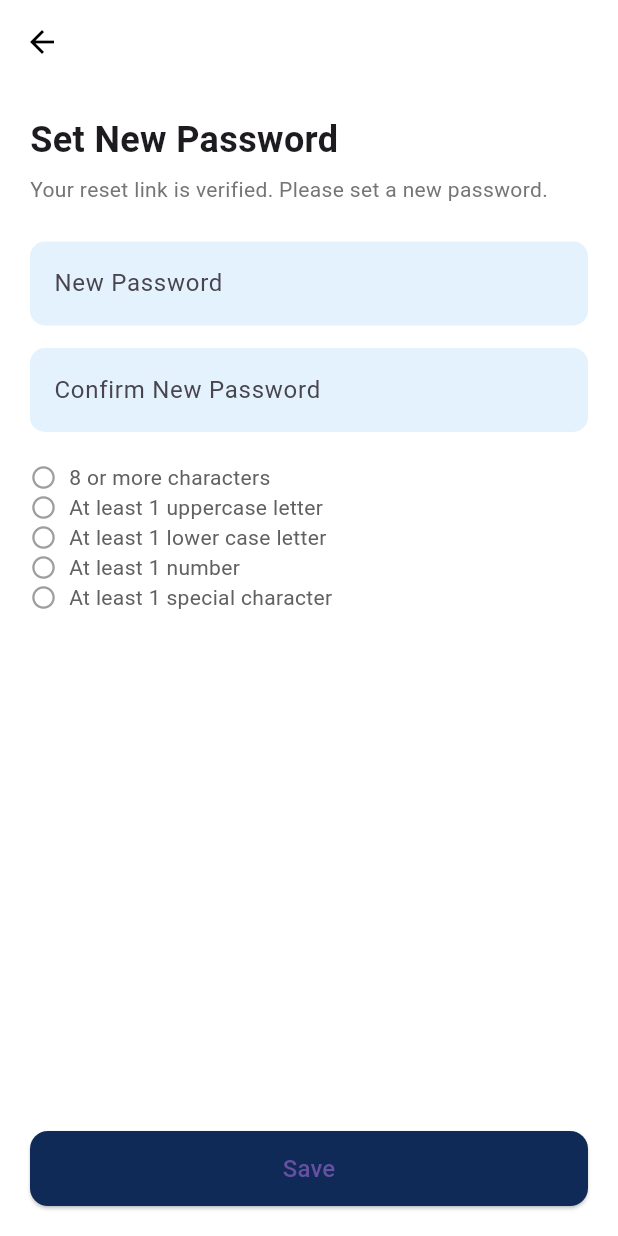
After one commit to FAR-SANA/budget-tracker, a Flutter app: the SetNewPasswordScreen screen opened directly, on a phone screen of 412 x 824 dp. The commit adds this screen. Run offline on Flutter 3.47's test engine with Material 3 defaults, Android fonts, the phone set to English and light mode, and no system bars.

Commit message:
forgot password

```diff
--- /dev/null
+++ b/lib/screens/setnewpass.dart
@@ -0,0 +1,129 @@
+import 'package:flutter/material.dart';
+
+class SetNewPasswordScreen extends StatefulWidget {
+  const SetNewPasswordScreen({super.key});
+
+  @override
+  State<SetNewPasswordScreen> createState() =>
+      _SetNewPasswordScreenState();
+}
+
+class _SetNewPasswordScreenState extends State<SetNewPasswordScreen> {
+  final TextEditingController passwordController = TextEditingController();
+  final TextEditingController confirmPasswordController =
+      TextEditingController();
+
+  bool hasMinLength = false;
+  bool hasUppercase = false;
+  bool hasLowercase = false;
+  bool hasNumber = false;
+  bool hasSpecialChar = false;
+
+  void validatePassword(String value) {
+    setState(() {
+      hasMinLength = value.length >= 8;
+      hasUppercase = value.contains(RegExp(r'[A-Z]'));
+      hasLowercase = value.contains(RegExp(r'[a-z]'));
+      hasNumber = value.contains(RegExp(r'[0-9]'));
+      hasSpecialChar = value.contains(RegExp(r'[!@#\$&*~]'));
+    });
+  }
+
+  Widget buildRule(bool isValid, String text) {
+    return Row(
+      children: [
+        Icon(
+          isValid ? Icons.check_circle : Icons.radio_button_unchecked,
+          color: isValid ? Colors.green : Colors.grey,
+          size: 18,
+        ),
+        const SizedBox(width: 8),
+        Text(text, style: TextStyle(color: Colors.grey[700])),
+      ],
+    );
+  }
+
+  @override
+  Widget build(BuildContext context) {
+    return Scaffold(
+      backgroundColor: Colors.white,
+      appBar: AppBar(
+        elevation: 0,
+        backgroundColor: Colors.white,
+        leading: const Icon(Icons.arrow_back, color: Colors.black),
+      ),
+      body: Padding(
+        padding: const EdgeInsets.all(20),
+        child: Column(
+          crossAxisAlignment: CrossAxisAlignment.start,
+          children: [
+            const Text(
+              "Set New Password",
+              style: TextStyle(fontSize: 24, fontWeight: FontWeight.bold),
+            ),
+            const SizedBox(height: 6),
+            Text(
+              "Your reset link is verified. Please set a new password.",
+              style: TextStyle(color: Colors.grey[600]),
+            ),
+            const SizedBox(height: 25),
+
+            TextField(
+              controller: passwordController,
+              obscureText: true,
+              onChanged: validatePassword,
+              decoration: InputDecoration(
+                hintText: "New Password",
+                filled: true,
+                fillColor: Colors.blue[50],
+                border: OutlineInputBorder(
+                  borderRadius: BorderRadius.circular(10),
+                  borderSide: BorderSide.none,
+                ),
+              ),
+            ),
+            const SizedBox(height: 15),
+
+            TextField(
+              controller: confirmPasswordController,
+              obscureText: true,
+              decoration: InputDecoration(
+                hintText: "Confirm New Password",
+                filled: true,
+                fillColor: Colors.blue[50],
+                border: OutlineInputBorder(
+                  borderRadius: BorderRadius.circular(10),
+                  borderSide: BorderSide.none,
+                ),
+              ),
+            ),
+            const SizedBox(height: 20),
+
+            buildRule(hasMinLength, "8 or more characters"),
+            buildRule(hasUppercase, "At least 1 uppercase letter"),
+            buildRule(hasLowercase, "At least 1 lower case letter"),
+            buildRule(hasNumber, "At least 1 number"),
+            buildRule(hasSpecialChar, "At least 1 special character"),
+
+            const Spacer(),
+
+            SizedBox(
+              width: double.infinity,
+              height: 50,
+              child: ElevatedButton(
+                onPressed: () {},
+                style: ElevatedButton.styleFrom(
+                  backgroundColor: const Color(0xFF0F2A56),
+                  shape: RoundedRectangleBorder(
+                    borderRadius: BorderRadius.circular(12),
+                  ),
+                ),
+                child: const Text("Save", style: TextStyle(fontSize: 16)),
+              ),
+            ),
+          ],
+        ),
+      ),
+    );
+  }
+}
```
Also changed, not shown: lib/screens/check_email_screen.dart (added, +61 -0 lines), lib/screens/forgot_password_screen.dart (added, +89 -0 lines), lib/screens/login_screen.dart (+20 -4 lines).
